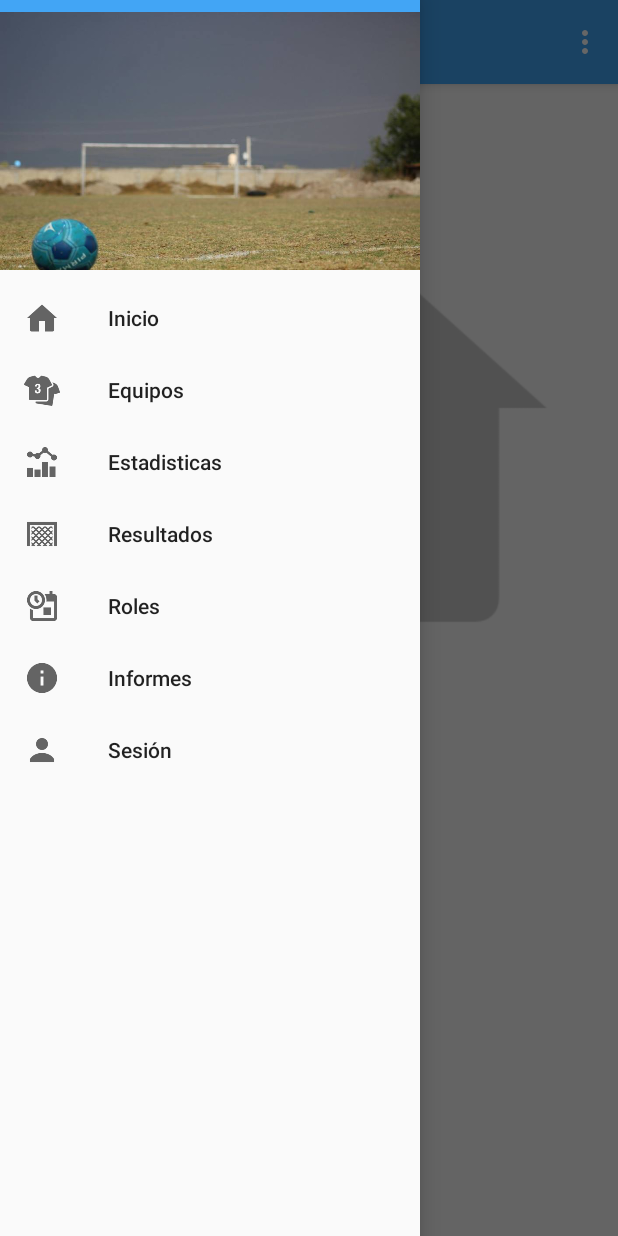
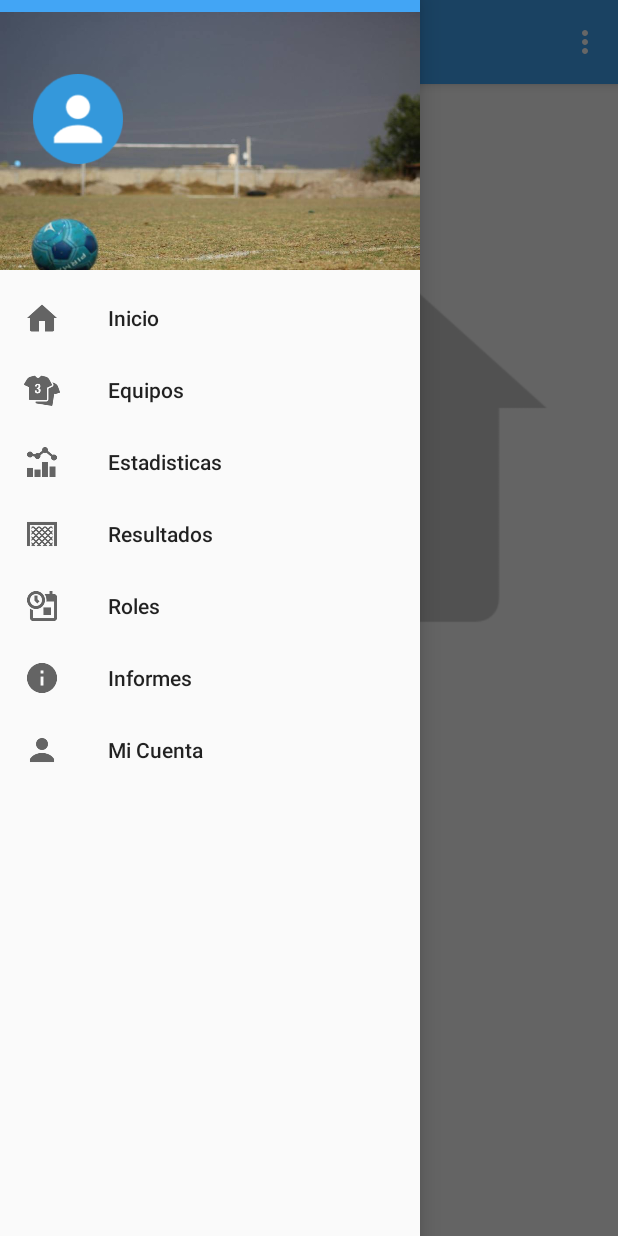
Before and after one commit to pepejjrm/ExamenFinalPersistencia2, an Android app: the MainActivity2 screen opened directly, with no data from a screen before it, with the side drawer open, on a phone screen of 412 x 824 dp. Run offline under Robolectric (Android 15) with nearby library versions, the phone set to English and light mode, and no system bars; 2 statements that could not run were skipped.

Commit message:
09112917_2

```diff
--- a/app/src/main/java/com/nextu/jj/examenfinalpersistencia/MainActivity.java
+++ b/app/src/main/java/com/nextu/jj/examenfinalpersistencia/MainActivity.java
@@ -22,6 +22,8 @@ public class MainActivity extends AppCompatActivity {
     protected void onCreate(Bundle savedInstanceState) {
         super.onCreate(savedInstanceState);
         setContentView(R.layout.activity_main);
+
+        getWindow().setNavigationBarColor((getResources().getColor(R.color.colorPrimary)));
 
         getSupportFragmentManager().beginTransaction()
                 .add(R.id.container1, new Login())
--- a/app/src/main/java/com/nextu/jj/examenfinalpersistencia/MainActivity2.java
+++ b/app/src/main/java/com/nextu/jj/examenfinalpersistencia/MainActivity2.java
@@ -41,8 +41,7 @@ public class MainActivity2 extends AppCompatActivity
         super.onCreate(savedInstanceState);
         setContentView(R.layout.activity_main_2);
 
-        String nombreUsuario = "";
-        String mailUsuario = "";
+        getWindow().setNavigationBarColor((getResources().getColor(R.color.colorPrimary)));
 
         drawerLayout = (DrawerLayout) findViewById(R.id.drawer_layout);
 
@@ -52,28 +51,9 @@ public class MainActivity2 extends AppCompatActivity
 
         actualizaDatosHeader(getIntent().getExtras());
 
-      /*  Bundle bundle = getIntent().getExtras();
-
-        nombreUsuario = bundle.get("nombreUsuario").toString();
-        mailUsuario = bundle.getString("mailUsuario").toString();
-
-
-        NavigationView navigationView = (NavigationView) findViewById(R.id.nav_view);
-        navigationView.setNavigationItemSelectedListener(this);
-        View header=navigationView.getHeaderView(0);
-
-        TextView nombreText = (TextView)header.findViewById(R.id.text_nombre);
-        TextView mailText = (TextView)header.findViewById(R.id.text_email);
-
-        nombreText.setText("test");
-        mailText.setText("test");*/
-
-
-
         navigationView = (NavigationView) findViewById(R.id.nav_view);
         if (navigationView != null)
             navigationView.setNavigationItemSelectedListener(this);
-
 
     }
 
--- a/app/src/main/res/layout/nav_header_main.xml
+++ b/app/src/main/res/layout/nav_header_main.xml
@@ -18,6 +18,15 @@
         android:padding="12dp"
         android:gravity="bottom">
 
+        <ImageView
+            android:id="@+id/imageView2"
+            android:layout_width="80dp"
+            android:layout_height="80dp"
+            android:contentDescription="@string/app_name"
+            android:layout_gravity="left"
+            android:paddingBottom="20dp"
+            android:src="@drawable/user_login" />
+
         <TextView
             android:id="@+id/text_nombre"
             android:text="@string/nombre_de_usuario"
--- a/app/src/main/res/values/strings.xml
+++ b/app/src/main/res/values/strings.xml
@@ -9,7 +9,7 @@
     <string name="seccion4">Resultados</string>
     <string name="seccion5">Roles</string>
     <string name="seccion6">Informes</string>
-    <string name="seccion7">Sesión</string>
+    <string name="seccion7">Mi Cuenta</string>
     <string name="redes_sociales">Mis Redes Sociales</string>
 
     <string name="noticias">Noticias</string>
```
Also changed, not shown: app/src/main/res/drawable/user_login.png (added), 9 other files.
